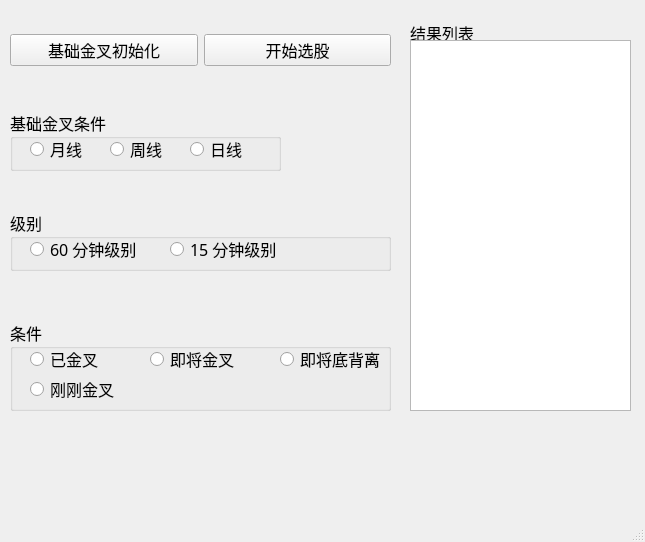
majiajue/Stock_ui, file SelectStock.ui: the form before one commit.
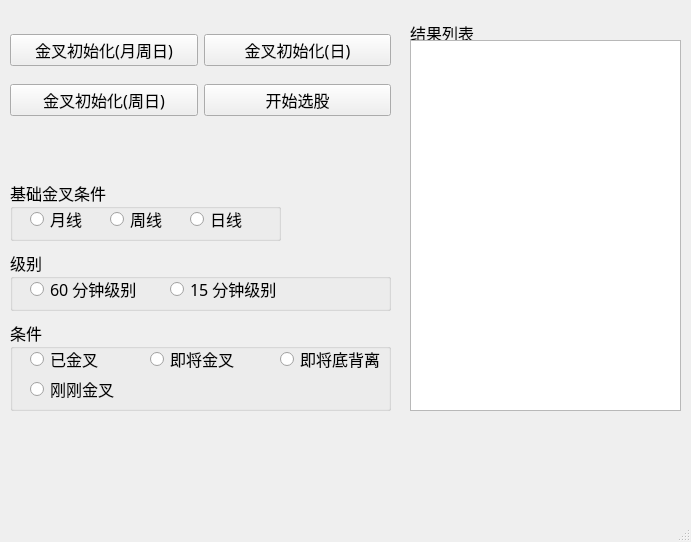
The form after the commit.

```diff
--- a/SelectStock.ui
+++ b/SelectStock.ui
@@ -6,7 +6,7 @@
    <rect>
     <x>0</x>
     <y>0</y>
-    <width>645</width>
+    <width>691</width>
     <height>542</height>
    </rect>
   </property>
@@ -98,7 +98,7 @@
      <rect>
       <x>410</x>
       <y>20</y>
-      <width>221</width>
+      <width>271</width>
       <height>391</height>
      </rect>
     </property>
@@ -116,7 +116,7 @@
       <rect>
        <x>0</x>
        <y>20</y>
-       <width>221</width>
+       <width>271</width>
        <height>371</height>
       </rect>
      </property>
@@ -126,7 +126,7 @@
     <property name="geometry">
      <rect>
       <x>10</x>
-      <y>210</y>
+      <y>250</y>
       <width>381</width>
       <height>61</height>
      </rect>
@@ -188,7 +188,7 @@
         </font>
        </property>
        <property name="text">
-        <string>基础金叉初始化</string>
+        <string>金叉初始化(月周日)</string>
        </property>
       </widget>
      </item>
@@ -201,7 +201,7 @@
         </font>
        </property>
        <property name="text">
-        <string>开始选股</string>
+        <string>金叉初始化(日)</string>
        </property>
       </widget>
      </item>
@@ -211,7 +211,7 @@
     <property name="geometry">
      <rect>
       <x>10</x>
-      <y>110</y>
+      <y>180</y>
       <width>271</width>
       <height>61</height>
      </rect>
@@ -270,7 +270,7 @@
    <widget class="QWidget" name="verticalLayoutWidget">
     <property name="geometry">
      <rect>
-      <x>20</x>
+      <x>50</x>
       <y>460</y>
       <width>611</width>
       <height>31</height>
@@ -289,6 +289,44 @@
      </item>
     </layout>
    </widget>
+   <widget class="QWidget" name="horizontalLayoutWidget_2">
+    <property name="geometry">
+     <rect>
+      <x>10</x>
+      <y>80</y>
+      <width>381</width>
+      <height>41</height>
+     </rect>
+    </property>
+    <layout class="QHBoxLayout" name="horizontalLayout_2">
+     <item>
+      <widget class="QPushButton" name="pushButton_3">
+       <property name="font">
+        <font>
+         <family>微软雅黑</family>
+         <pointsize>12</pointsize>
+        </font>
+       </property>
+       <property name="text">
+        <string>金叉初始化(周日)</string>
+       </property>
+      </widget>
+     </item>
+     <item>
+      <widget class="QPushButton" name="pushButton_4">
+       <property name="font">
+        <font>
+         <family>微软雅黑</family>
+         <pointsize>12</pointsize>
+        </font>
+       </property>
+       <property name="text">
+        <string>开始选股</string>
+       </property>
+      </widget>
+     </item>
+    </layout>
+   </widget>
   </widget>
   <widget class="QMenuBar" name="menubar">
    <property name="geometry">
```
Left out of the diff: 2 changed lines with no effect on the pictures.
